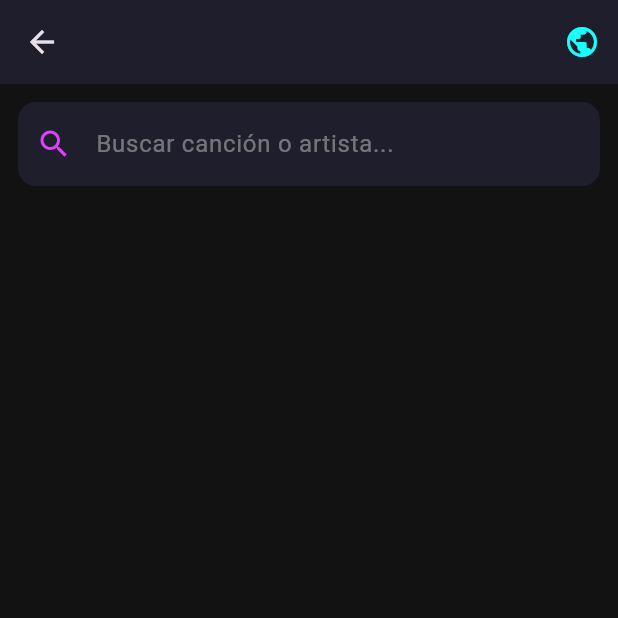
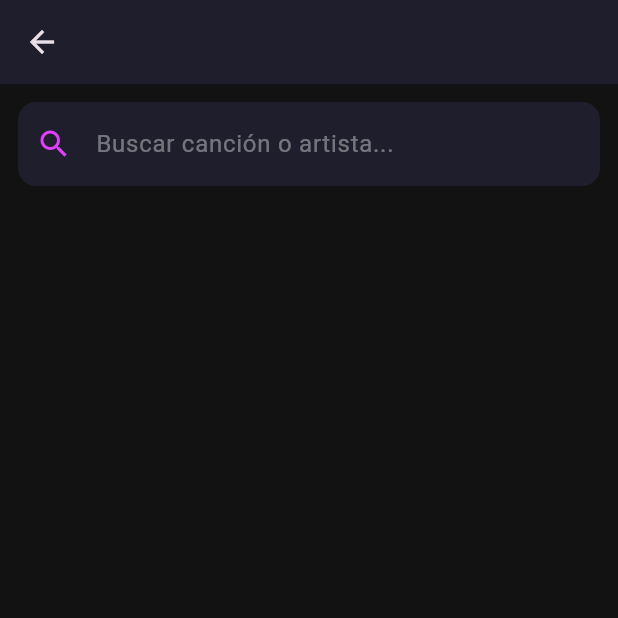
Before and after one commit to Natha-creator/cancionero-app, a Flutter app: the DetalleRepertorioPantalla screen opened directly with empty values, on a phone screen of 412 x 824 dp, the top half of it. Run offline on Flutter 3.47's test engine with Material 3 defaults, Android fonts, the phone set to English and light mode, and no system bars; our stand-ins replace shared_preferences; accounts and stored records are empty.

Commit message:
Update main.dart

```diff
--- a/lib/main.dart
+++ b/lib/main.dart
@@ -858,13 +858,6 @@ class _DetalleRepertorioPantallaState extends State<DetalleRepertorioPantalla> {
       appBar: AppBar(
         title: Text(widget.repertorio.nombre, style: const TextStyle(fontWeight: FontWeight.bold)),
         backgroundColor: const Color(0xFF1E1E2C),
-        actions: [
-          IconButton(
-            icon: const Icon(Icons.public, color: Colors.cyanAccent),
-            tooltip: 'Ver Catálogo Público',
-            onPressed: _modalCantosPublicos,
-          ),
-        ],
       ),
       body: Column(
         children: [
```
